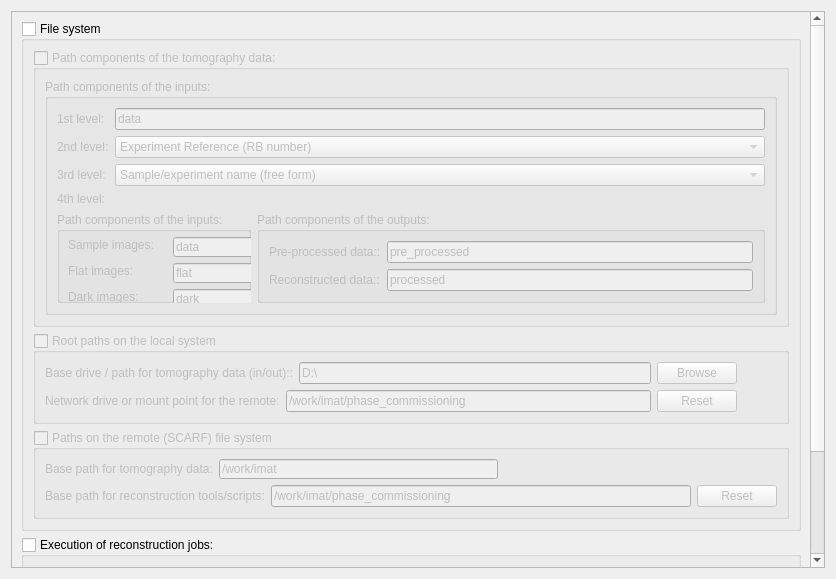
Old version of the form MantidQt/CustomInterfaces/inc/MantidQtCustomInterfaces/Tomography/TomographyIfaceQtTabSystemSettings.ui in the repository mantidproject/mantid.
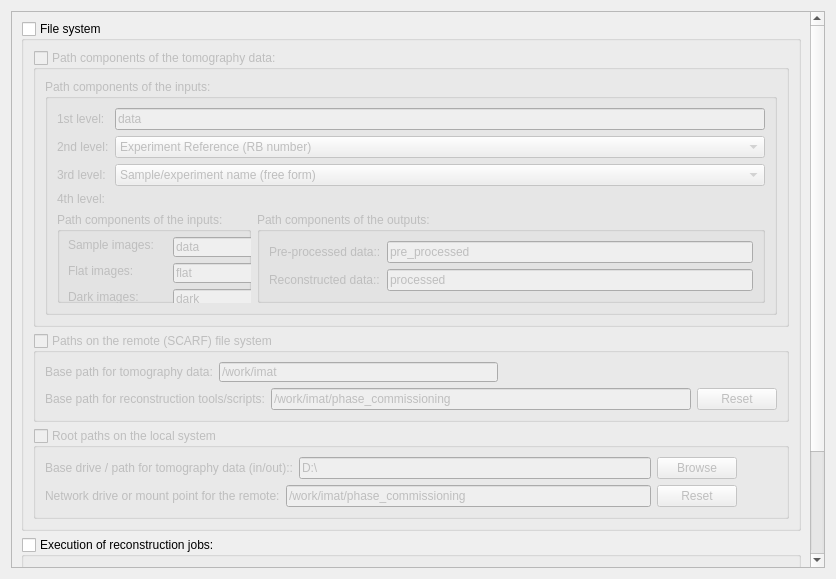
New version of the form.

Commit message: more local/remote paths and defaults guessing, re #15665

The edit to the form file:
```diff
--- a/MantidQt/CustomInterfaces/inc/MantidQtCustomInterfaces/Tomography/TomographyIfaceQtTabSystemSettings.ui
+++ b/MantidQt/CustomInterfaces/inc/MantidQtCustomInterfaces/Tomography/TomographyIfaceQtTabSystemSettings.ui
@@ -44,115 +44,6 @@
           <bool>false</bool>
          </property>
          <layout class="QGridLayout" name="gridLayout_2">
-          <item row="1" column="0">
-           <widget class="QGroupBox" name="groupBox_8">
-            <property name="title">
-             <string>Root paths on the local system</string>
-            </property>
-            <property name="checkable">
-             <bool>true</bool>
-            </property>
-            <property name="checked">
-             <bool>false</bool>
-            </property>
-            <layout class="QGridLayout" name="gridLayout_4">
-             <item row="0" column="0">
-              <layout class="QHBoxLayout" name="horizontalLayout_11">
-               <item>
-                <widget class="QLabel" name="label_26">
-                 <property name="text">
-                  <string>Base drive / path for tomography data (in/out)::</string>
-                 </property>
-                </widget>
-               </item>
-               <item>
-                <widget class="QLineEdit" name="lineEdit_on_local_data_drive_path">
-                 <property name="sizePolicy">
-                  <sizepolicy hsizetype="Expanding" vsizetype="Fixed">
-                   <horstretch>1</horstretch>
-                   <verstretch>0</verstretch>
-                  </sizepolicy>
-                 </property>
-                 <property name="minimumSize">
-                  <size>
-                   <width>0</width>
-                   <height>20</height>
-                  </size>
-                 </property>
-                 <property name="text">
-                  <string>D:\</string>
-                 </property>
-                </widget>
-               </item>
-               <item>
-                <widget class="QPushButton" name="pushButton_on_local_in_out_dir">
-                 <property name="text">
-                  <string>Browse</string>
-                 </property>
-                </widget>
-               </item>
-               <item>
-                <spacer name="horizontalSpacer">
-                 <property name="orientation">
-                  <enum>Qt::Horizontal</enum>
-                 </property>
-                 <property name="sizeHint" stdset="0">
-                  <size>
-                   <width>40</width>
-                   <height>20</height>
-                  </size>
-                 </property>
-                </spacer>
-               </item>
-              </layout>
-             </item>
-             <item row="1" column="0">
-              <layout class="QHBoxLayout" name="horizontalLayout_4">
-               <item>
-                <widget class="QLabel" name="label_12">
-                 <property name="text">
-                  <string>Network drive or mount point for the remote:</string>
-                 </property>
-                </widget>
-               </item>
-               <item>
-                <widget class="QLineEdit" name="lineEdit_on_local_remote_drive_path">
-                 <property name="sizePolicy">
-                  <sizepolicy hsizetype="Expanding" vsizetype="Fixed">
-                   <horstretch>1</horstretch>
-                   <verstretch>0</verstretch>
-                  </sizepolicy>
-                 </property>
-                 <property name="text">
-                  <string>/work/imat/phase_commissioning</string>
-                 </property>
-                </widget>
-               </item>
-               <item>
-                <widget class="QPushButton" name="pushButton_reset_scripts_base_dir_local">
-                 <property name="text">
-                  <string>Reset</string>
-                 </property>
-                </widget>
-               </item>
-               <item>
-                <spacer name="horizontalSpacer_3">
-                 <property name="orientation">
-                  <enum>Qt::Horizontal</enum>
-                 </property>
-                 <property name="sizeHint" stdset="0">
-                  <size>
-                   <width>40</width>
-                   <height>20</height>
-                  </size>
-                 </property>
-                </spacer>
-               </item>
-              </layout>
-             </item>
-            </layout>
-           </widget>
-          </item>
           <item row="0" column="0">
            <widget class="QGroupBox" name="groupBox">
             <property name="title">
@@ -433,6 +324,115 @@
             </layout>
            </widget>
           </item>
+          <item row="3" column="0">
+           <widget class="QGroupBox" name="groupBox_8">
+            <property name="title">
+             <string>Root paths on the local system</string>
+            </property>
+            <property name="checkable">
+             <bool>true</bool>
+            </property>
+            <property name="checked">
+             <bool>false</bool>
+            </property>
+            <layout class="QGridLayout" name="gridLayout_4">
+             <item row="0" column="0">
+              <layout class="QHBoxLayout" name="horizontalLayout_11">
+               <item>
+                <widget class="QLabel" name="label_26">
+                 <property name="text">
+                  <string>Base drive / path for tomography data (in/out)::</string>
+                 </property>
+                </widget>
+               </item>
+               <item>
+                <widget class="QLineEdit" name="lineEdit_on_local_data_drive_path">
+                 <property name="sizePolicy">
+                  <sizepolicy hsizetype="Expanding" vsizetype="Fixed">
+                   <horstretch>1</horstretch>
+                   <verstretch>0</verstretch>
+                  </sizepolicy>
+                 </property>
+                 <property name="minimumSize">
+                  <size>
+                   <width>0</width>
+                   <height>20</height>
+                  </size>
+                 </property>
+                 <property name="text">
+                  <string>D:\</string>
+                 </property>
+                </widget>
+               </item>
+               <item>
+                <widget class="QPushButton" name="pushButton_on_local_in_out_dir">
+                 <property name="text">
+                  <string>Browse</string>
+                 </property>
+                </widget>
+               </item>
+               <item>
+                <spacer name="horizontalSpacer">
+                 <property name="orientation">
+                  <enum>Qt::Horizontal</enum>
+                 </property>
+                 <property name="sizeHint" stdset="0">
+                  <size>
+                   <width>40</width>
+                   <height>20</height>
+                  </size>
+                 </property>
+                </spacer>
+               </item>
+              </layout>
+             </item>
+             <item row="1" column="0">
+              <layout class="QHBoxLayout" name="horizontalLayout_4">
+               <item>
+                <widget class="QLabel" name="label_12">
+                 <property name="text">
+                  <string>Network drive or mount point for the remote:</string>
+                 </property>
+                </widget>
+               </item>
+               <item>
+                <widget class="QLineEdit" name="lineEdit_on_local_remote_drive_path">
+                 <property name="sizePolicy">
+                  <sizepolicy hsizetype="Expanding" vsizetype="Fixed">
+                   <horstretch>1</horstretch>
+                   <verstretch>0</verstretch>
+                  </sizepolicy>
+                 </property>
+                 <property name="text">
+                  <string>/work/imat/phase_commissioning</string>
+                 </property>
+                </widget>
+               </item>
+               <item>
+                <widget class="QPushButton" name="pushButton_reset_scripts_base_dir_local">
+                 <property name="text">
+                  <string>Reset</string>
+                 </property>
+                </widget>
+               </item>
+               <item>
+                <spacer name="horizontalSpacer_3">
+                 <property name="orientation">
+                  <enum>Qt::Horizontal</enum>
+                 </property>
+                 <property name="sizeHint" stdset="0">
+                  <size>
+                   <width>40</width>
+                   <height>20</height>
+                  </size>
+                 </property>
+                </spacer>
+               </item>
+              </layout>
+             </item>
+            </layout>
+           </widget>
+          </item>
          </layout>
         </widget>
        </item>
@@ -449,92 +449,6 @@
          </property>
          <layout class="QGridLayout" name="gridLayout_5">
           <item row="0" column="1">
-           <layout class="QHBoxLayout" name="horizontalLayout">
-            <item>
-             <widget class="QGroupBox" name="groupBox_5">
-              <property name="title">
-               <string>Remote runs:</string>
-              </property>
-              <property name="checkable">
-               <bool>true</bool>
-              </property>
-              <property name="checked">
-               <bool>false</bool>
-              </property>
-              <layout class="QFormLayout" name="formLayout">
-               <property name="fieldGrowthPolicy">
-                <enum>QFormLayout::AllNonFixedFieldsGrow</enum>
-               </property>
-               <item row="0" column="0">
-                <widget class="QLabel" name="label_24">
-                 <property name="enabled">
-                  <bool>false</bool>
-                 </property>
-                 <property name="text">
-                  <string>Number of cores:</string>
-                 </property>
-                </widget>
-               </item>
-               <item row="0" column="1">
-                <widget class="QSpinBox" name="spinBox_SCARFnumCores">
-                 <property name="enabled">
-                  <bool>false</bool>
-                 </property>
-                 <property name="minimumSize">
-                  <size>
-                   <width>0</width>
-                   <height>20</height>
-                  </size>
-                 </property>
-                 <property name="minimum">
-                  <number>1</number>
-                 </property>
-                 <property name="maximum">
-                  <number>99</number>
-                 </property>
-                 <property name="value">
-                  <number>8</number>
-                 </property>
-                </widget>
-               </item>
-               <item row="1" column="0">
-                <widget class="QLabel" name="label_23">
-                 <property name="enabled">
-                  <bool>false</bool>
-                 </property>
-                 <property name="text">
-                  <string>Number of nodes:</string>
-                 </property>
-                </widget>
-               </item>
-               <item row="1" column="1">
-                <widget class="QSpinBox" name="spinBox_SCARFnumNodes">
-                 <property name="enabled">
-                  <bool>false</bool>
-                 </property>
-                 <property name="minimumSize">
-                  <size>
-                   <width>0</width>
-                   <height>20</height>
-                  </size>
-                 </property>
-                 <property name="minimum">
-                  <number>1</number>
-                 </property>
-                 <property name="maximum">
-                  <number>99</number>
-                 </property>
-                 <property name="value">
-                  <number>1</number>
-                 </property>
-                </widget>
-               </item>
-              </layout>
-             </widget>
-            </item>
-           </layout>
-          </item>
-          <item row="0" column="0">
            <widget class="QGroupBox" name="groupBox_4">
             <property name="title">
              <string>Local runs:</string>
@@ -635,6 +549,88 @@
             </layout>
            </widget>
           </item>
+          <item row="0" column="0">
+           <widget class="QGroupBox" name="groupBox_5">
+            <property name="title">
+             <string>Remote runs:</string>
+            </property>
+            <property name="checkable">
+             <bool>true</bool>
+            </property>
+            <property name="checked">
+             <bool>false</bool>
+            </property>
+            <layout class="QFormLayout" name="formLayout">
+             <property name="fieldGrowthPolicy">
+              <enum>QFormLayout::AllNonFixedFieldsGrow</enum>
+             </property>
+             <item row="0" column="0">
+              <widget class="QLabel" name="label_24">
+               <property name="enabled">
+                <bool>false</bool>
+               </property>
+               <property name="text">
+                <string>Number of cores:</string>
+               </property>
+              </widget>
+             </item>
+             <item row="0" column="1">
+              <widget class="QSpinBox" name="spinBox_SCARFnumCores">
+               <property name="enabled">
+                <bool>false</bool>
+               </property>
+               <property name="minimumSize">
+                <size>
+                 <width>0</width>
+                 <height>20</height>
+                </size>
+               </property>
+               <property name="minimum">
+                <number>1</number>
+               </property>
+               <property name="maximum">
+                <number>99</number>
+               </property>
+               <property name="value">
+                <number>8</number>
+               </property>
+              </widget>
+             </item>
+             <item row="1" column="0">
+              <widget class="QLabel" name="label_23">
+               <property name="enabled">
+                <bool>false</bool>
+               </property>
+               <property name="text">
+                <string>Number of nodes:</string>
+               </property>
+              </widget>
+             </item>
+             <item row="1" column="1">
+              <widget class="QSpinBox" name="spinBox_SCARFnumNodes">
+               <property name="enabled">
+                <bool>false</bool>
+               </property>
+               <property name="minimumSize">
+                <size>
+                 <width>0</width>
+                 <height>20</height>
+                </size>
+               </property>
+               <property name="minimum">
+                <number>1</number>
+               </property>
+               <property name="maximum">
+                <number>99</number>
+               </property>
+               <property name="value">
+                <number>1</number>
+               </property>
+              </widget>
+             </item>
+            </layout>
+           </widget>
+          </item>
          </layout>
         </widget>
        </item>
```
Left out of the diff: 6 changed lines with no effect on the pictures. The commit also changes 8 other files.
